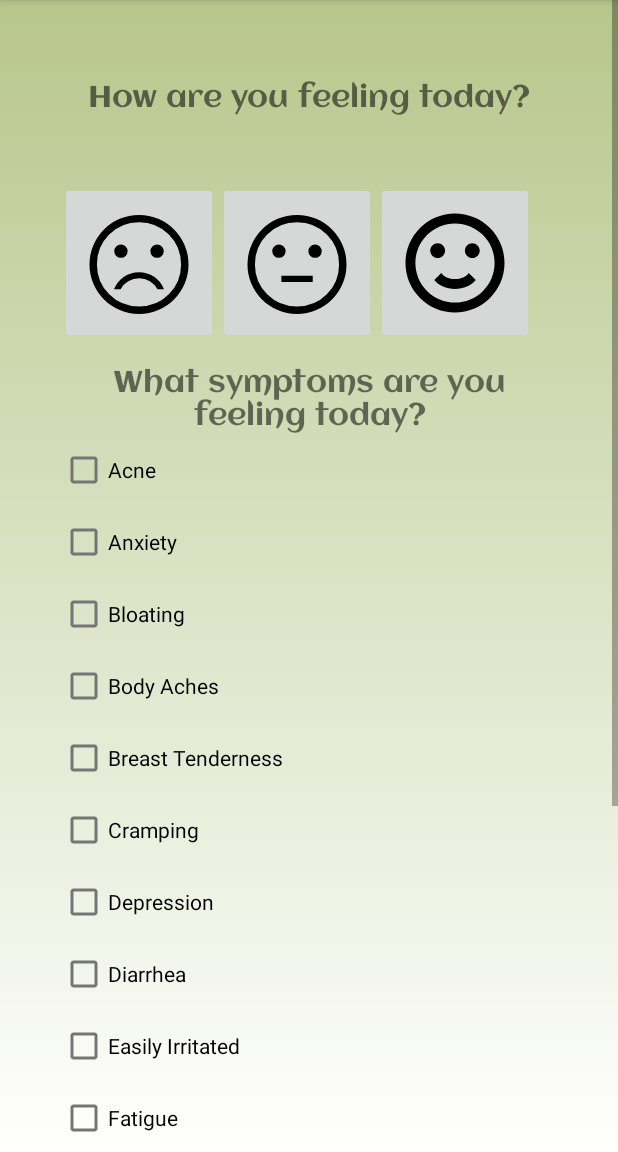
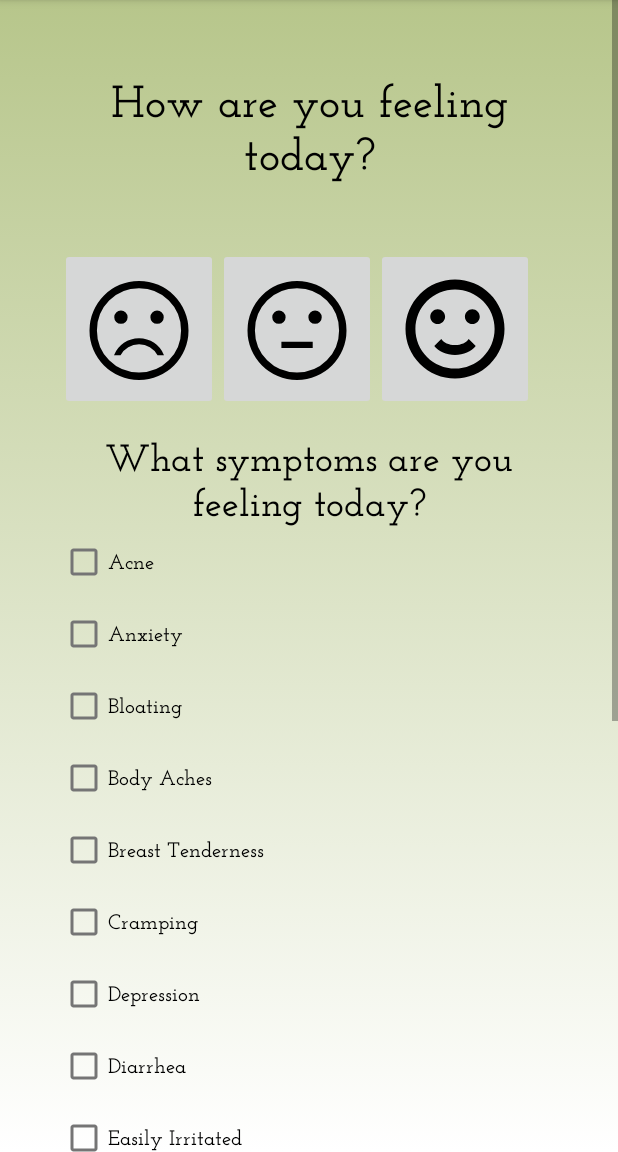
Before and after one commit to danisaba/WicHacks, an Android app: the SymptomsTracking screen opened directly, with no data from a screen before it, on a phone screen of 412 x 824 dp, the part 84-1236 px from its top. Run offline under Robolectric (Android 15) with nearby library versions, the phone set to English and light mode, and no system bars.

Commit message:
added back home button to symptom tracking page, fixed the kt file that was rough :(

```diff
--- a/app/src/main/java/com/example/wichacks/SymptomsTracking.kt
+++ b/app/src/main/java/com/example/wichacks/SymptomsTracking.kt
@@ -1,5 +1,6 @@
 package com.example.wichacks
 
+import android.content.Intent
 import androidx.appcompat.app.AppCompatActivity
 import android.os.Bundle
 import android.view.View
@@ -17,6 +18,11 @@ class SymptomsTracking : AppCompatActivity() {
             Toast.makeText(
                 applicationContext,
                 "Your response has been recorded", Toast.LENGTH_LONG).show()
+        }
+        val backHome = findViewById<Button>(R.id.backtoScrollSymptoms)
+        backHome.setOnClickListener {
+            val intent = Intent(this, ScrollingActivity::class.java)
+            startActivity(intent)
         }
     }
     fun onCheckboxClicked(view: View) {
--- a/app/src/main/res/layout/activity_symptoms_tracking.xml
+++ b/app/src/main/res/layout/activity_symptoms_tracking.xml
@@ -19,10 +19,11 @@
             android:layout_width="wrap_content"
             android:layout_height="wrap_content"
             android:layout_marginTop="10dp"
-            android:fontFamily="@font/aclonica"
+            android:fontFamily="@font/josefin_slab_semibold"
+            android:textColor="@color/black"
             android:text="How are you feeling today?"
             android:textAlignment="center"
-            android:textSize="20sp"
+            android:textSize="30sp"
             app:layout_constraintEnd_toEndOf="parent"
             app:layout_constraintStart_toStartOf="parent"
             app:layout_constraintTop_toTopOf="parent" />
@@ -31,11 +32,12 @@
             android:id="@+id/textView3"
             android:layout_width="wrap_content"
             android:layout_height="wrap_content"
-            android:layout_marginTop="200dp"
-            android:fontFamily="@font/aclonica"
+            android:layout_marginTop="250dp"
+            android:fontFamily="@font/josefin_slab_semibold"
+            android:textColor="@color/black"
             android:text="What symptoms are you feeling today?"
             android:textAlignment="center"
-            android:textSize="20sp"
+            android:textSize="25sp"
             app:layout_constraintEnd_toEndOf="parent"
             app:layout_constraintStart_toStartOf="parent"
             app:layout_constraintTop_toTopOf="parent" />
@@ -45,6 +47,7 @@
             android:layout_width="wrap_content"
             android:layout_height="wrap_content"
             android:text="Acne"
+            android:fontFamily="@font/josefin_slab_semibold"
             android:layout_gravity= "right"
             app:layout_constraintTop_toBottomOf="@id/textView3"
             tools:ignore="MissingConstraints" />
@@ -54,6 +57,7 @@
             android:layout_width="wrap_content"
             android:layout_height="wrap_content"
             android:text="Anxiety"
+            android:fontFamily="@font/josefin_slab_semibold"
             android:layout_gravity= "right"
             app:layout_constraintTop_toBottomOf="@id/acne"
             tools:ignore="MissingConstraints" />
@@ -63,6 +67,7 @@
             android:layout_width="wrap_content"
             android:layout_height="wrap_content"
             android:text="Bloating"
+            android:fontFamily="@font/josefin_slab_semibold"
             android:layout_gravity= "right"
             app:layout_constraintTop_toBottomOf="@id/anxiety"
             tools:ignore="MissingConstraints" />
@@ -72,6 +77,7 @@
             android:layout_width="wrap_content"
             android:layout_height="wrap_content"
             android:text="Body Aches"
+            android:fontFamily="@font/josefin_slab_semibold"
             android:layout_gravity= "right"
             app:layout_constraintTop_toBottomOf="@id/bloating"
             tools:ignore="MissingConstraints" />
@@ -81,6 +87,7 @@
             android:layout_width="wrap_content"
             android:layout_height="wrap_content"
             android:text="Breast Tenderness"
+            android:fontFamily="@font/josefin_slab_semibold"
             android:layout_gravity= "right"
             app:layout_constraintTop_toBottomOf="@id/bodyaches"
             tools:ignore="MissingConstraints" />
@@ -90,6 +97,7 @@
             android:layout_width="wrap_content"
             android:layout_height="wrap_content"
             android:text="Cramping"
+            android:fontFamily="@font/josefin_slab_semibold"
             android:layout_gravity= "right"
             app:layout_constraintTop_toBottomOf="@id/tenderness"
             tools:ignore="MissingConstraints" />
@@ -99,6 +107,7 @@
             android:layout_width="wrap_content"
             android:layout_height="wrap_content"
             android:text="Depression"
+            android:fontFamily="@font/josefin_slab_semibold"
             android:layout_gravity= "right"
             app:layout_constraintTop_toBottomOf="@id/cramping"
             tools:ignore="MissingConstraints" />
@@ -108,6 +117,7 @@
             android:layout_width="wrap_content"
             android:layout_height="wrap_content"
             android:text="Diarrhea"
+            android:fontFamily="@font/josefin_slab_semibold"
             android:layout_gravity= "right"
             app:layout_constraintTop_toBottomOf="@id/depression"
             tools:ignore="MissingConstraints" />
@@ -117,6 +127,7 @@
             android:layout_width="wrap_content"
             android:layout_height="wrap_content"
             android:text="Easily Irritated"
+            android:fontFamily="@font/josefin_slab_semibold"
             android:layout_gravity= "right"
             app:layout_constraintTop_toBottomOf="@id/diarrhea"
             tools:ignore="MissingConstraints" />
@@ -126,6 +137,7 @@
             android:layout_width="wrap_content"
             android:layout_height="wrap_content"
             android:text="Fatigue"
+            android:fontFamily="@font/josefin_slab_semibold"
             android:layout_gravity= "right"
             app:layout_constraintTop_toBottomOf="@id/irritable"
             tools:ignore="MissingConstraints" />
@@ -135,6 +147,7 @@
             android:layout_width="wrap_content"
             android:layout_height="wrap_content"
             android:text="Headache"
+            android:fontFamily="@font/josefin_slab_semibold"
             android:layout_gravity= "right"
             app:layout_constraintTop_toBottomOf="@id/fatigue"
             tools:ignore="MissingConstraints" />
@@ -144,6 +157,7 @@
             android:layout_width="wrap_content"
             android:layout_height="wrap_content"
             android:text="Hot Flashes"
+            android:fontFamily="@font/josefin_slab_semibold"
             android:layout_gravity= "right"
             app:layout_constraintTop_toBottomOf="@id/headache"
             tools:ignore="MissingConstraints" />
@@ -153,6 +167,7 @@
             android:layout_width="wrap_content"
             android:layout_height="wrap_content"
             android:text="Hungry/Cravings"
+            android:fontFamily="@font/josefin_slab_semibold"
             android:layout_gravity= "right"
             app:layout_constraintTop_toBottomOf="@id/flashes"
             tools:ignore="MissingConstraints" />
@@ -162,6 +177,7 @@
             android:layout_width="wrap_content"
             android:layout_height="wrap_content"
             android:text="Low Libido"
+            android:fontFamily="@font/josefin_slab_semibold"
             android:layout_gravity= "right"
             app:layout_constraintTop_toBottomOf="@id/hunger"
             tools:ignore="MissingConstraints" />
@@ -171,6 +187,7 @@
             android:layout_width="wrap_content"
             android:layout_height="wrap_content"
             android:text="Changes in Sleep"
+            android:fontFamily="@font/josefin_slab_semibold"
             android:layout_gravity= "right"
             app:layout_constraintTop_toBottomOf="@id/libido"
             tools:ignore="MissingConstraints" />
@@ -179,16 +196,42 @@
             android:id="@+id/submitButton"
             android:layout_width="wrap_content"
             android:layout_height="wrap_content"
-            android:background="#AB4CAF50"
-            android:fontFamily="@font/aclonica"
             android:text="Submit Symptoms"
-            android:textSize="16sp"
+            android:onClick="pavlova"
+            android:textColor="@color/white"
+            android:textColorHighlight="@color/caper"
+            android:textSize="20sp"
+            android:elevation="3dp"
+            android:fontFamily="@font/josefin_slab_semibold"
+            android:background="@color/quincy"
+            android:paddingStart="20dp"
+            android:paddingEnd="20dp"
             android:textStyle="bold"
             app:layout_constraintTop_toBottomOf="@id/sleep"
             app:layout_constraintEnd_toEndOf="parent"
             app:layout_constraintStart_toStartOf="parent" />
 
-
+        <androidx.appcompat.widget.AppCompatButton
+            android:id="@+id/backtoScrollSymptoms"
+            android:layout_width="wrap_content"
+            android:layout_height="wrap_content"
+            android:layout_marginTop="20dp"
+            android:drawableStart="@drawable/homeicon"
+            android:text="Back to Home"
+            android:onClick="pavlova"
+            android:textColor="@color/white"
+            android:textColorHighlight="@color/caper"
+            android:textSize="20sp"
+            android:elevation="3dp"
+            android:fontFamily="@font/josefin_slab_semibold"
+            android:background="@color/quincy"
+            android:paddingStart="20dp"
+            android:paddingEnd="20dp"
+            android:textStyle="bold"
+            app:layout_constraintBottom_toBottomOf="parent"
+            app:layout_constraintEnd_toEndOf="parent"
+            app:layout_constraintStart_toStartOf="parent"
+            app:layout_constraintTop_toBottomOf="@+id/submitButton" />
 
         <ImageButton
             android:id="@+id/neutral"
```
